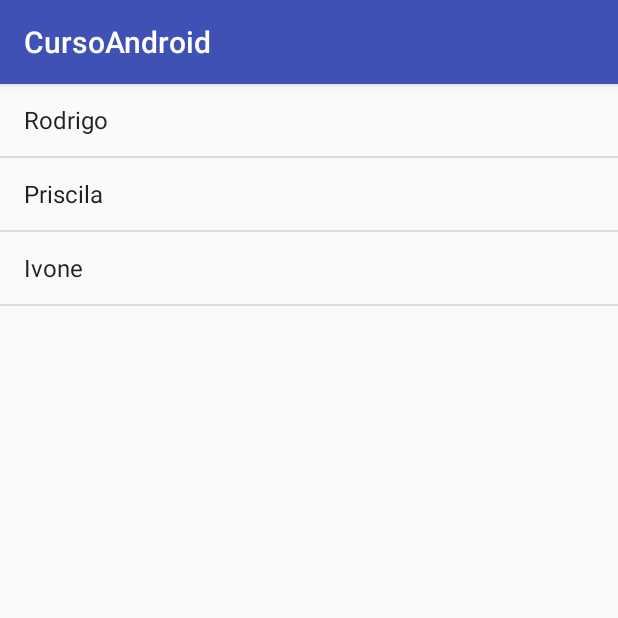
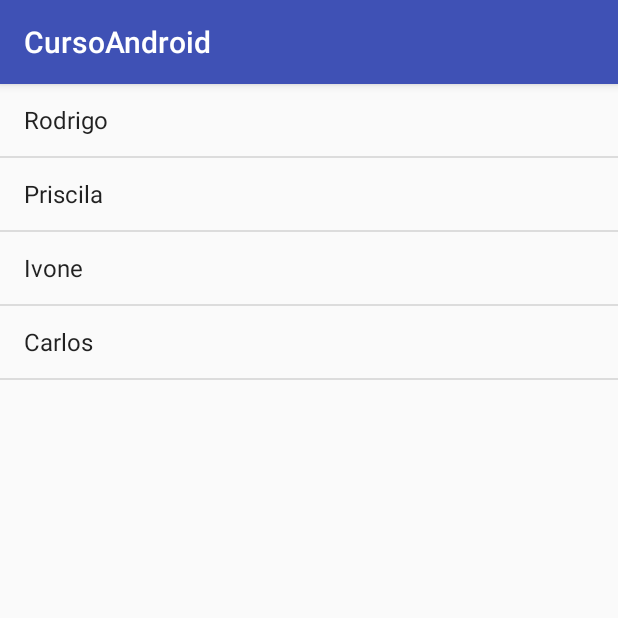
Before and after one commit to rodrigogregorioneri/CAndroid, an Android app: the screen it shows after launch (MainActivity), on a phone screen of 412 x 824 dp, the top half of it. Run offline under Robolectric (Android 15) with nearby library versions, the phone set to English and light mode, and no system bars.

```diff
--- a/app/build.gradle
+++ b/app/build.gradle
@@ -23,4 +23,5 @@ dependencies {
     compile fileTree(dir: 'libs', include: ['*.jar'])
     testCompile 'junit:junit:4.12'
     compile 'com.android.support:appcompat-v7:25.1.1'
+    compile 'com.android.support:design:25.1.1'
 }
--- a/app/src/main/AndroidManifest.xml
+++ b/app/src/main/AndroidManifest.xml
@@ -15,6 +15,10 @@
         <category android:name="android.intent.category.LAUNCHER" />
       </intent-filter>
     </activity>
+    <activity
+      android:name=".FormularioActivity"
+      android:label="@string/title_activity_formulario"
+      android:theme="@style/AppTheme.NoActionBar"></activity>
   </application>
 
 </manifest>
--- a/app/src/main/java/com/example/rodrigoneri/cursoandroid/MainActivity.java
+++ b/app/src/main/java/com/example/rodrigoneri/cursoandroid/MainActivity.java
@@ -13,7 +13,7 @@ public class MainActivity extends AppCompatActivity {
     setContentView(R.layout.activity_main);
 
     // Cria e popula Array de alunos "String"
-    String [] alunos = {"Rodrigo", "Priscila","Ivone"};
+    String [] alunos = {"Rodrigo", "Priscila","Ivone","Carlos"};
 
     //Cria obtém a ListView e faz uma Casting(Conversão) para ListView pois ela é um xml
     ListView lista_alunos = (ListView) findViewById(R.id.lista);
--- /dev/null
+++ b/app/src/main/res/values-v21/styles.xml
@@ -0,0 +1,9 @@
+<resources>
+
+  <style name="AppTheme.NoActionBar">
+    <item name="windowActionBar">false</item>
+    <item name="windowNoTitle">true</item>
+    <item name="android:windowDrawsSystemBarBackgrounds">true</item>
+    <item name="android:statusBarColor">@android:color/transparent</item>
+  </style>
+</resources>
--- a/app/src/main/res/values/dimens.xml
+++ b/app/src/main/res/values/dimens.xml
@@ -2,4 +2,5 @@
   <!-- Default screen margins, per the Android Design guidelines. -->
   <dimen name="activity_horizontal_margin">16dp</dimen>
   <dimen name="activity_vertical_margin">16dp</dimen>
+  <dimen name="fab_margin">16dp</dimen>
 </resources>
--- a/app/src/main/res/values/strings.xml
+++ b/app/src/main/res/values/strings.xml
@@ -1,3 +1,4 @@
 <resources>
   <string name="app_name">CursoAndroid</string>
+  <string name="title_activity_formulario">Formulario</string>
 </resources>
--- a/app/src/main/res/values/styles.xml
+++ b/app/src/main/res/values/styles.xml
@@ -8,4 +8,13 @@
     <item name="colorAccent">@color/colorAccent</item>
   </style>
 
+  <style name="AppTheme.NoActionBar">
+    <item name="windowActionBar">false</item>
+    <item name="windowNoTitle">true</item>
+  </style>
+
+  <style name="AppTheme.AppBarOverlay" parent="ThemeOverlay.AppCompat.Dark.ActionBar" />
+
+  <style name="AppTheme.PopupOverlay" parent="ThemeOverlay.AppCompat.Light" />
+
 </resources>
```
Also changed, not shown: app/src/main/java/com/example/rodrigoneri/cursoandroid/FormularioActivity.java (added, +29 -0 lines), app/src/main/res/layout/activity_formulario.xml (added, +34 -0 lines), app/src/main/res/layout/content_formulario.xml (added, +15 -0 lines). Lines whose indentation alone changed are shown as unchanged.
